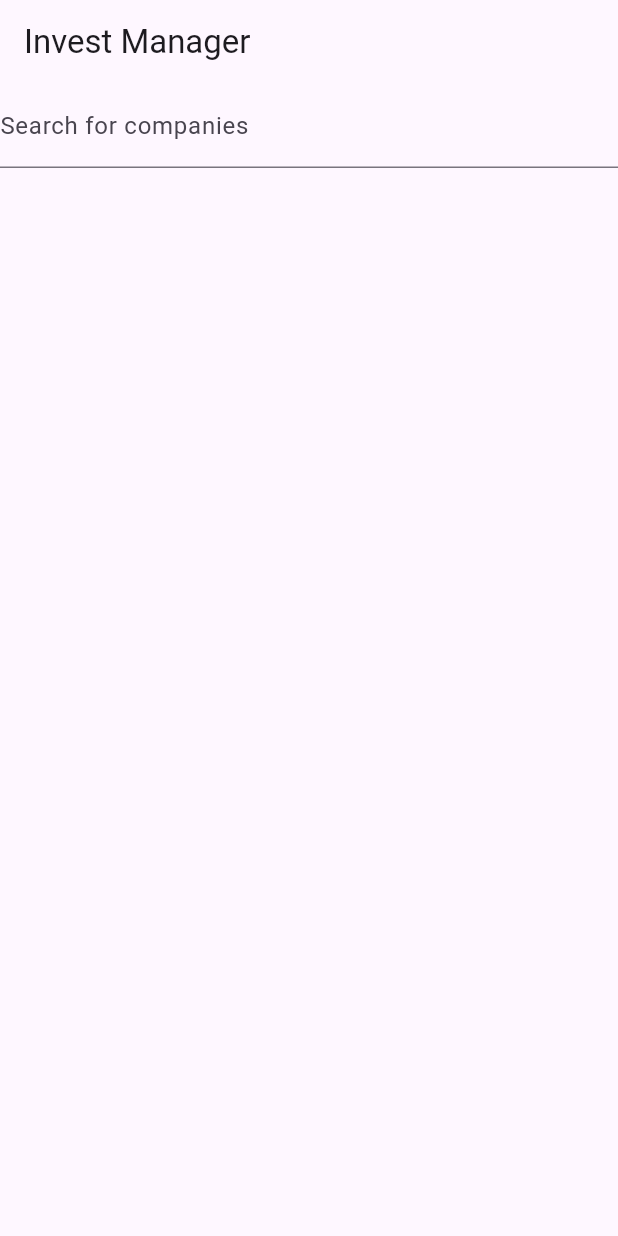
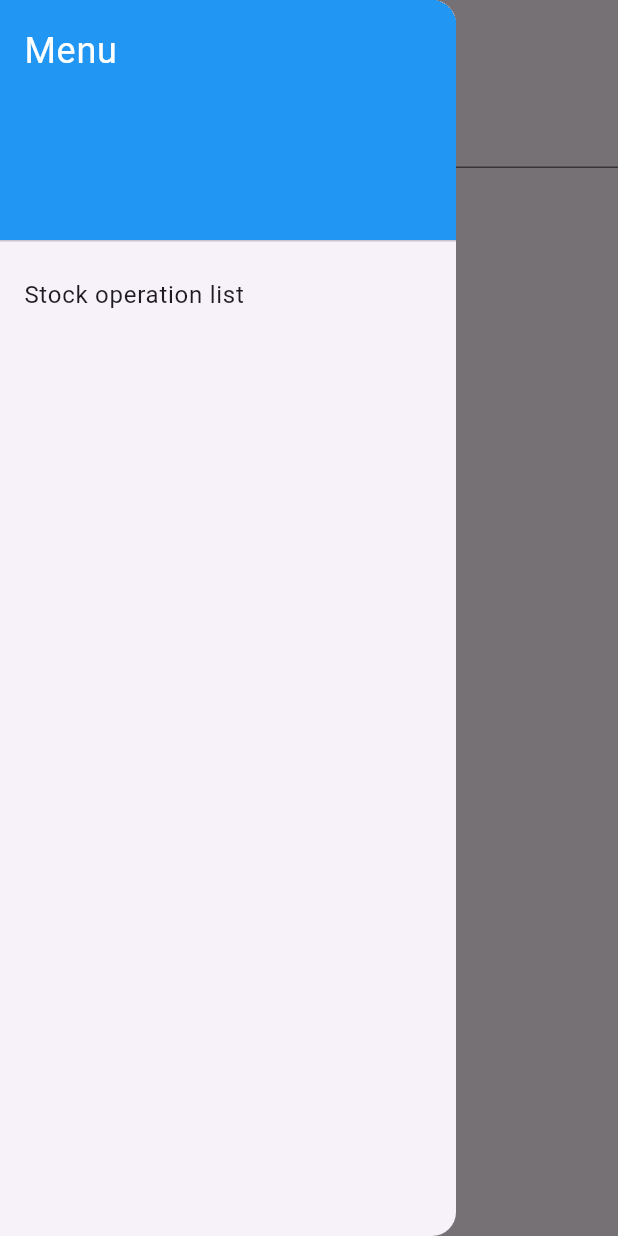
Before and after one commit to Richsan/invest-manager, a Flutter app: the screen it shows after launch, with the side drawer open (before the commit the screen has no drawer), on a phone screen of 412 x 824 dp. Run offline on Flutter 3.47's test engine with Material 3 defaults, Android fonts, the light colour scheme and no system bars; our stand-ins replace bloc, equatable, flutter_bloc; missing offline and left inert: dart:ffi.

Commit message:
adding stock operation list screen

```diff
--- a/lib/main.dart
+++ b/lib/main.dart
@@ -1,33 +1,77 @@
 import 'package:flutter/material.dart';
-import 'package:invest_manager/components/b3.dart';
+import 'package:invest_manager/repository/stock_operation.dart';
 import 'package:invest_manager/screens/search.dart';
-
-import 'models/b3.dart';
+import 'package:invest_manager/screens/stock_list.dart';
 
 void main() async {
   runApp(MyApp());
 }
 
 class MyApp extends StatelessWidget {
-  const MyApp({super.key});
-  // This widget is the root of your application.
+  const MyApp({Key? key}) : super(key: key);
+
   @override
   Widget build(BuildContext context) {
     return MaterialApp(
       title: 'Flutter Demo',
       theme: ThemeData(
-        // This is the theme of your application.
-        //
-        // Try running your application with "flutter run". You'll see the
-        // application has a blue toolbar. Then, without quitting the app, try
-        // changing the primarySwatch below to Colors.green and then invoke
-        // "hot reload" (press "r" in the console where you ran "flutter run",
-        // or simply save your changes to "hot reload" in a Flutter IDE).
-        // Notice that the counter didn't reset back to zero; the application
-        // is not restarted.
         primarySwatch: Colors.blue,
       ),
-      home: SearchScreen(title: 'Invest Manager'),
+      home: const HomePage(title: 'Invest Manager'),
     );
   }
 }
+
+class HomePage extends StatefulWidget {
+  final String title;
+
+  const HomePage({Key? key, required this.title}) : super(key: key);
+
+  @override
+  _HomePageState createState() => _HomePageState();
+}
+
+class _HomePageState extends State<HomePage> {
+  @override
+  Widget build(BuildContext context) {
+    return Scaffold(
+      appBar: AppBar(
+        title: Text(widget.title),
+      ),
+      drawer: Drawer(
+        child: ListView(
+          padding: EdgeInsets.zero,
+          children: <Widget>[
+            const DrawerHeader(
+              decoration: BoxDecoration(
+                color: Colors.blue,
+              ),
+              child: Text(
+                'Menu',
+                style: TextStyle(
+                  color: Colors.white,
+                  fontSize: 24,
+                ),
+              ),
+            ),
+            FutureBuilder(
+              future: getAllStockOperations(),
+              builder: (context, snapshot) => ListTile(
+                title: Text('Stock operation list'),
+                onTap: () {
+                  // Implementar a navegação para a página aqui
+                  Navigator.of(context).push(MaterialPageRoute(
+                    builder: (context) => StockOperationListScreen(
+                      stockOperations: snapshot.requireData,
+                    ),
+                  ));
+                },
+              ),
+            ),
+          ],
+        ),
+      ),
+      body: const StockCompanySearch(),
+    );
+  }
+}
--- a/lib/repository/stock_operation.dart
+++ b/lib/repository/stock_operation.dart
@@ -7,6 +7,9 @@ Future<void> save(StockOperation operation) {
       .then((value) => _db.add(operation));
 }
 
+Future<List<StockOperation>> getAllStockOperations() =>
+    Future.delayed(const Duration(seconds: 3)).then((value) => _db);
+
 Future<List<StockOperation>> getAll() {
   return Future.delayed(const Duration(seconds: 1)).then((value) => _db);
 }
--- a/lib/screens/search.dart
+++ b/lib/screens/search.dart
@@ -3,13 +3,10 @@ import 'package:flutter_bloc/flutter_bloc.dart';
 import 'package:invest_manager/screens/bloc/search_screen/bloc.dart';
 import 'package:invest_manager/screens/company.dart';
 
-class SearchScreen extends StatelessWidget {
-  const SearchScreen({
+class StockCompanySearch extends StatelessWidget {
+  const StockCompanySearch({
     super.key,
-    required this.title,
   });
-
-  final String title;
 
   Widget _buildCompaniesTiles(BuildContext context, SearchScreenState state) {
     if (state is SearchedScreenState) {
@@ -41,11 +38,7 @@ class SearchScreen extends StatelessWidget {
 
   Widget _buildScreen(BuildContext context) {
     return BlocBuilder<SearchScreenBloc, SearchScreenState>(
-      builder: (context, state) => Scaffold(
-        appBar: AppBar(
-          title: Text(title),
-        ),
-        body: Column(
+      builder: (context, state) => Column(
         children: [
           TextFormField(
             initialValue: state.search,
@@ -58,7 +51,6 @@ class SearchScreen extends StatelessWidget {
           _buildCompaniesTiles(context, state),
         ],
       ),
-      ),
     );
   }
 
@@ -70,3 +62,17 @@ class SearchScreen extends StatelessWidget {
     );
   }
 }
+
+class SearchScreen extends StatelessWidget {
+  const SearchScreen({Key? key}) : super(key: key);
+
+  @override
+  Widget build(BuildContext context) {
+    return Scaffold(
+      appBar: AppBar(
+        title: const Text('Search Stock Company'),
+      ),
+      body: const StockCompanySearch(),
+    );
+  }
+}
--- a/lib/screens/stock.dart
+++ b/lib/screens/stock.dart
@@ -1,5 +1,4 @@
 import 'package:flutter/material.dart';
-import 'package:flutter/services.dart';
 import 'package:flutter_bloc/flutter_bloc.dart';
 import 'package:invest_manager/models/b3.dart';
 import 'package:invest_manager/models/stock_operation.dart';
--- /dev/null
+++ b/lib/screens/stock_list.dart
@@ -0,0 +1,47 @@
+import 'package:flutter/material.dart';
+import 'package:invest_manager/models/stock_operation.dart';
+
+class StockOperationListScreen extends StatelessWidget {
+  final List<StockOperation> stockOperations;
+
+  const StockOperationListScreen({super.key, required this.stockOperations});
+
+  @override
+  Widget build(BuildContext context) {
+    return Scaffold(
+      appBar: AppBar(
+        title: const Text('Stock Operation List'),
+      ),
+      body: Column(
+        children: [
+          Expanded(
+            child: ListView.builder(
+              scrollDirection: Axis.vertical,
+              itemCount: stockOperations.length,
+              itemBuilder: (context, index) {
+                final operation = stockOperations[index];
+                return Card(
+                  margin: EdgeInsets.only(top: 15),
+                  child: ListTile(
+                    title: Text('Company: ${operation.company.name}'),
+                    subtitle: Text(
+                      'Operation Date: ${operation.operationDate.toString()}\n'
+                      'Operation Type: ${operation.operationType == OperationType.buy ? 'Buy' : 'Sell'}\n'
+                      'Unity Value: ${operation.unityValue}\n'
+                      'Operation Unities: ${operation.unities}\n'
+                      'Taxes: ${operation.taxes}\n'
+                      'Operation Fee: ${operation.operationFee}\n'
+                      'Emoluments: ${operation.emoluments}\n'
+                      'Liquidation Fee: ${operation.liquidationFee}\n'
+                      'Other Fees: ${operation.otherFees}',
+                    ),
+                  ),
+                );
+              },
+            ),
+          ),
+        ],
+      ),
+    );
+  }
+}
```
Lines whose indentation alone changed are shown as unchanged.
